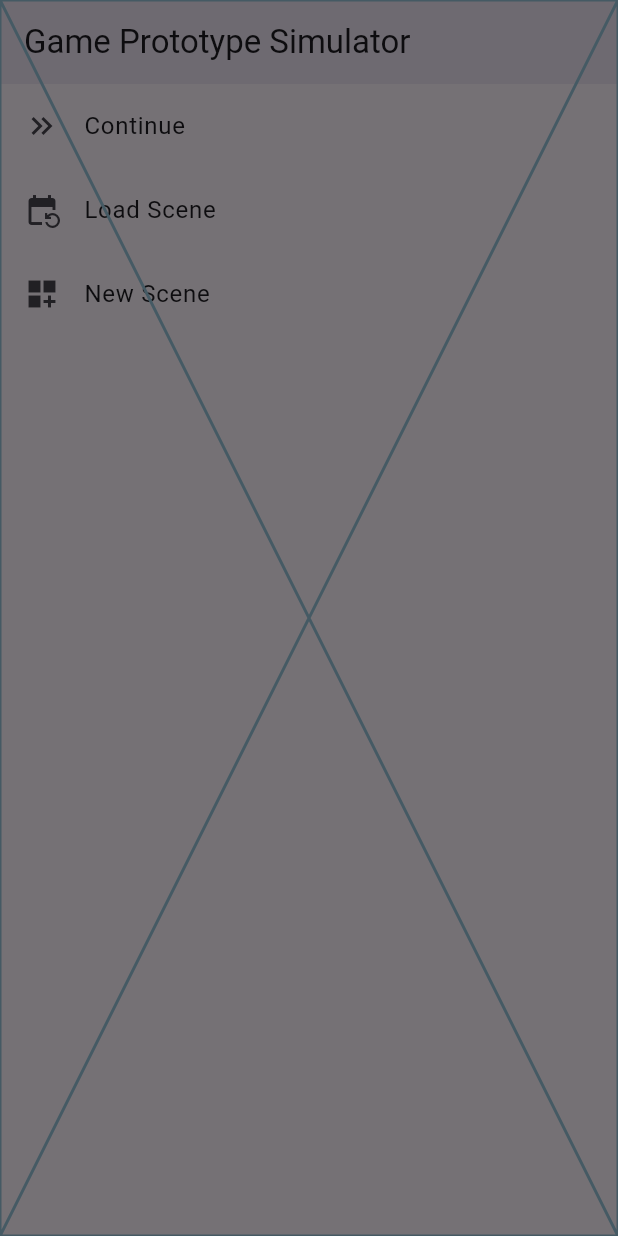
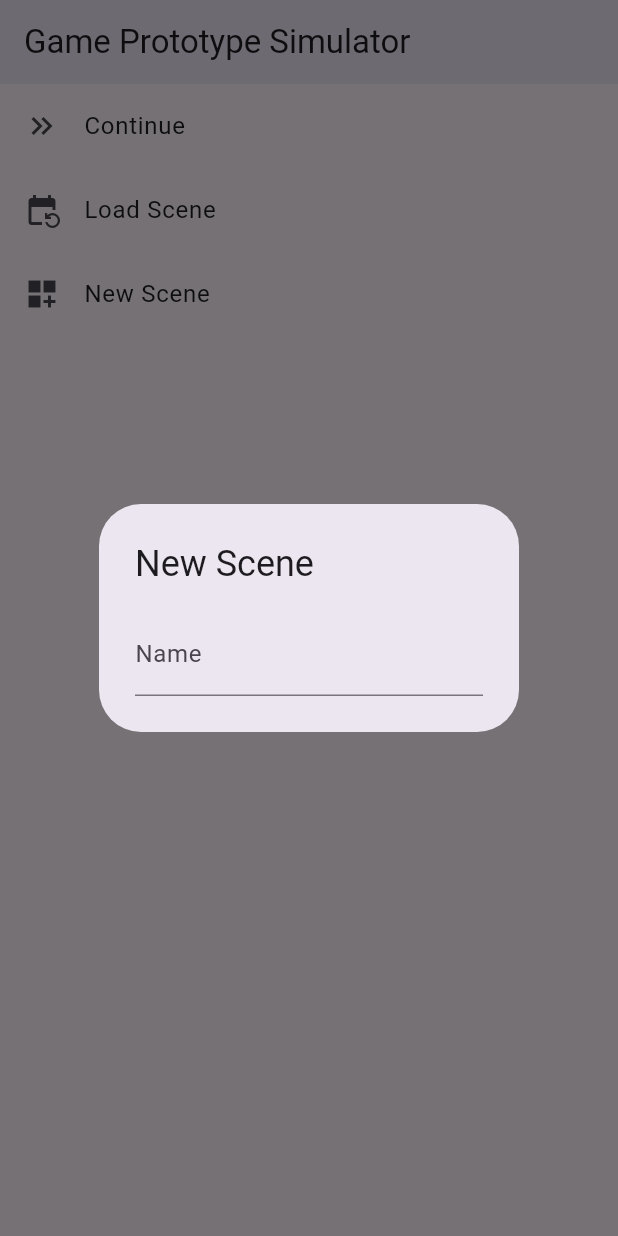
Before and after one commit to joehuang610154/game_prototype_simulator, a Flutter app: the screen it shows after launch, after a tap on "New Scene", on a phone screen of 412 x 824 dp. Run offline on Flutter 3.47's test engine with Material 3 defaults, Android fonts, the phone set to English and light mode, and no system bars; our stand-ins replace drift, drift_flutter, freezed_annotation, get_it, go_router, injectable and 1 more; accounts and stored records are empty; generated files the repository leaves out were written again.

Commit message:
add create new scene popup name text field

```diff
--- a/lib/app/data/db.dart
+++ b/lib/app/data/db.dart
@@ -3,7 +3,7 @@ import 'package:drift_flutter/drift_flutter.dart';
 import 'package:game_prototype_simulator/app/data/data_transfer_objects/game_object.dart';
 import 'package:game_prototype_simulator/app/data/data_transfer_objects/scene.dart';
 import 'package:game_prototype_simulator/app/data/data_transfer_objects/scene_snapshot.dart';
-import 'package:game_prototype_simulator/constants/envs.dart';
+import 'package:game_prototype_simulator/app/constants/envs.dart';
 import 'package:injectable/injectable.dart';
 
 part 'db.g.dart';
--- a/lib/app/presentation/scene/create_new_scene/create_new_scene_popup.dart
+++ b/lib/app/presentation/scene/create_new_scene/create_new_scene_popup.dart
@@ -1,11 +1,38 @@
 import 'package:flutter/material.dart';
 import 'package:game_prototype_simulator/app/presentation/common/popup/popup.dart';
+import 'package:game_prototype_simulator/framework/app_context.dart';
 
 class CreateNewScenePopup extends StatelessWidget with Popup {
-  const CreateNewScenePopup({super.key});
+  static const ({Key name}) formFieldKeys =
+      (name: ValueKey("CreateNewScenePopup.fieldName"),);
+
+  final _formKey = GlobalKey<FormState>();
+
+  CreateNewScenePopup({super.key});
 
   @override
   Widget build(BuildContext context) {
-    return const Placeholder();
+    return AlertDialog(
+      title: Text(app.tr.newScene),
+      content: Form(
+        key: _formKey,
+        child: Column(
+          mainAxisSize: MainAxisSize.min,
+          children: [
+            TextFormField(
+              key: CreateNewScenePopup.formFieldKeys.name,
+              decoration: const InputDecoration(labelText: 'Name'),
+              validator: (value) {
+                if (value == null || value.isEmpty) {
+                  return 'Required.';
+                }
+                return null;
+              },
+              onSaved: (value) {},
+            ),
+          ],
+        ),
+      ),
+    );
   }
 }
```
Also changed, not shown: lib/constants/widget_key.dart (deleted, +0 -15 lines), lib/app/constants/envs.dart (renamed from lib/constants/envs.dart), lib/app/constants/widgets.dart (renamed from lib/constants/widgets.dart), 2 other files.
